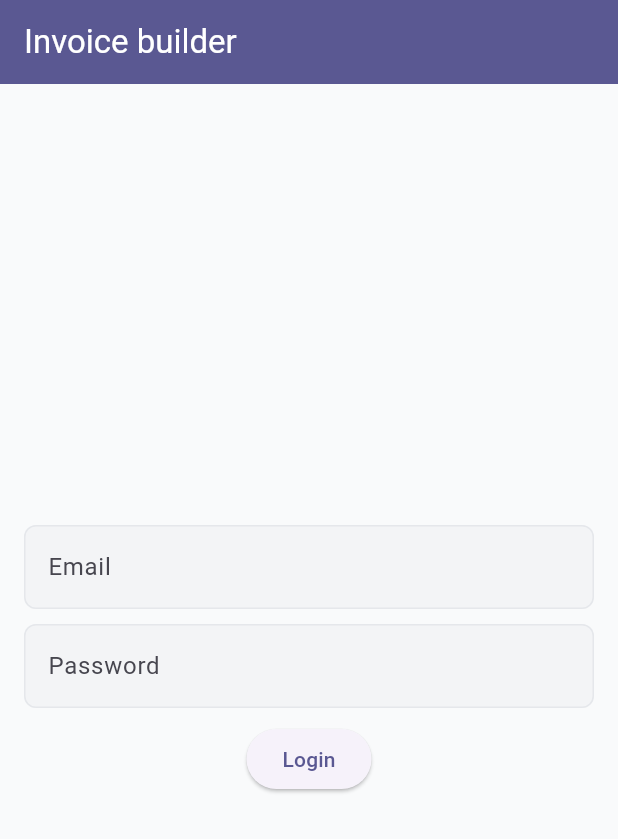
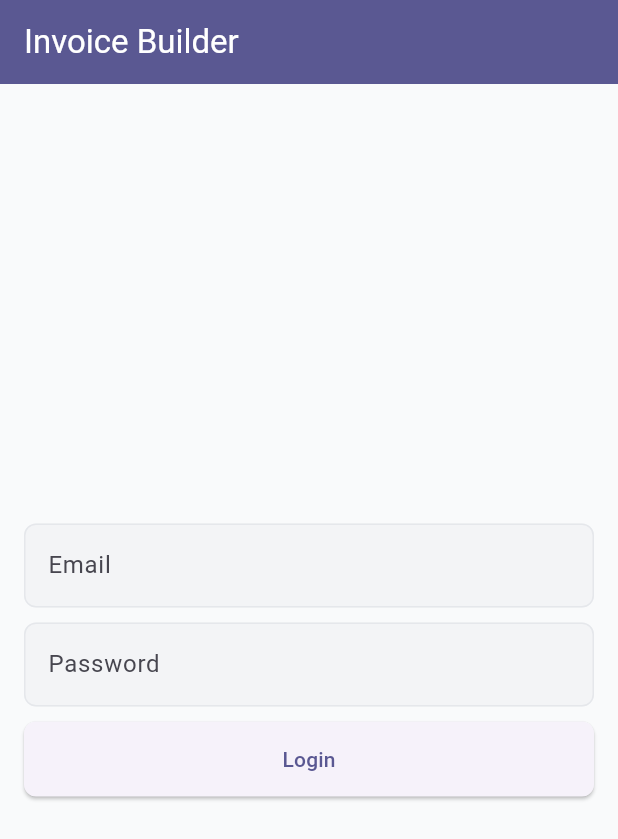
Before and after one commit to wolfgang1411/Flutter-Starter, a Flutter app: the screen it shows after launch, on a phone screen of 412 x 824 dp. Shown: the top 839 px of the screen. Run offline on Flutter 3.47's test engine with Material 3 defaults, Android fonts, the light colour scheme and no system bars; our stand-ins replace dio, flutter_dotenv, flutter_secure_storage, jwt_decoder, shared_preferences; accounts and stored records are empty.

Commit message:
feat(site): add button submit widget

```diff
--- a/lib/core/state/app_state.dart
+++ b/lib/core/state/app_state.dart
@@ -1,7 +1,7 @@
 import 'package:flutter/material.dart';
 
 class AppProvider extends ChangeNotifier {
-  String _title = "Invoice builder";
+  String _title = "Invoice Builder";
 
   String get title => _title;
 
--- a/lib/features/auth/auth_page.dart
+++ b/lib/features/auth/auth_page.dart
@@ -9,6 +9,7 @@ import 'package:invoice_builder/shared/utils/app_snackbar.dart';
 import 'package:invoice_builder/shared/utils/crypto.dart';
 import 'package:invoice_builder/shared/widgets/app_input.dart';
 import "package:invoice_builder/shared/utils/validators.dart";
+import 'package:invoice_builder/shared/widgets/app_submit_button.dart';
 import "package:provider/provider.dart";
 
 class LoginPage extends StatefulWidget {
@@ -25,10 +26,15 @@ class _LoginPageState extends State<LoginPage> {
   final _emailController = TextEditingController();
   final _passwordController = TextEditingController();
 
+  var _isLoading = false;
+
   Future<void> _submit() async {
     if (!_formKey.currentState!.validate()) return;
 
     try {
+      setState(() {
+        _isLoading = true;
+      });
       final request = AuthTokenRequest(
         username: _emailController.text.trim(),
         password: generateMd5(_passwordController.text.trim()),
@@ -41,6 +47,10 @@ class _LoginPageState extends State<LoginPage> {
     } on ApiException catch (e) {
       if (!mounted) return;
       AppSnackbar.show(context, e.message);
+    } finally {
+      setState(() {
+        _isLoading = false;
+      });
     }
   }
 
@@ -66,7 +76,13 @@ class _LoginPageState extends State<LoginPage> {
                 obscureText: true,
                 validator: Validators.min(6),
               ),
-              ElevatedButton(onPressed: _submit, child: const Text('Login')),
+              // ElevatedButton(onPressed: _submit, child: const Text('Login')),
+              SubmitButton(
+                text: 'Login',
+                loadingText: 'Please wait',
+                isLoading: _isLoading,
+                onPressed: _submit,
+              ),
             ],
           ),
         ),
--- /dev/null
+++ b/lib/shared/widgets/app_submit_button.dart
@@ -0,0 +1,98 @@
+import 'package:flutter/material.dart';
+
+class SubmitButton extends StatelessWidget {
+  final String text;
+  final String? loadingText;
+  final bool isLoading;
+  final VoidCallback? onPressed;
+
+  // Customization
+  final double height;
+  final double? width;
+  final bool fullWidth;
+  final Color? backgroundColor;
+  final Color? foregroundColor;
+  final TextStyle? textStyle;
+  final double borderRadius;
+  final EdgeInsetsGeometry? padding;
+  final double loaderSize;
+  final Color? loaderColor;
+  final Widget? icon;
+
+  const SubmitButton({
+    super.key,
+    required this.text,
+    required this.isLoading,
+    required this.onPressed,
+    this.loadingText,
+
+    // Defaults
+    this.height = 50,
+    this.width,
+    this.fullWidth = true,
+    this.backgroundColor,
+    this.foregroundColor,
+    this.textStyle,
+    this.borderRadius = 8,
+    this.padding,
+    this.loaderSize = 18,
+    this.loaderColor,
+    this.icon,
+  });
+
+  @override
+  Widget build(BuildContext context) {
+    final theme = Theme.of(context);
+
+    return SizedBox(
+      width: fullWidth ? double.infinity : width,
+      height: height,
+      child: ElevatedButton(
+        onPressed: isLoading ? null : onPressed,
+        style: ElevatedButton.styleFrom(
+          backgroundColor: backgroundColor,
+          foregroundColor: foregroundColor,
+          padding: padding,
+          shape: RoundedRectangleBorder(
+            borderRadius: BorderRadius.circular(borderRadius),
+          ),
+        ),
+        child: AnimatedSwitcher(
+          duration: const Duration(milliseconds: 200),
+          transitionBuilder: (child, animation) =>
+              FadeTransition(opacity: animation, child: child),
+          child: isLoading
+              ? Row(
+                  key: const ValueKey("loading"),
+                  mainAxisAlignment: MainAxisAlignment.center,
+                  mainAxisSize: MainAxisSize.min,
+                  children: [
+                    Text(loadingText ?? text, style: textStyle),
+                    const SizedBox(width: 10),
+                    SizedBox(
+                      width: loaderSize,
+                      height: loaderSize,
+                      child: CircularProgressIndicator(
+                        strokeWidth: 2,
+                        color:
+                            loaderColor ??
+                            foregroundColor ??
+                            theme.colorScheme.onPrimary,
+                      ),
+                    ),
+                  ],
+                )
+              : Row(
+                  key: const ValueKey("normal"),
+                  mainAxisAlignment: MainAxisAlignment.center,
+                  mainAxisSize: MainAxisSize.min,
+                  children: [
+                    if (icon != null) ...[icon!, const SizedBox(width: 8)],
+                    Text(text, style: textStyle),
+                  ],
+                ),
+        ),
+      ),
+    );
+  }
+}
```
